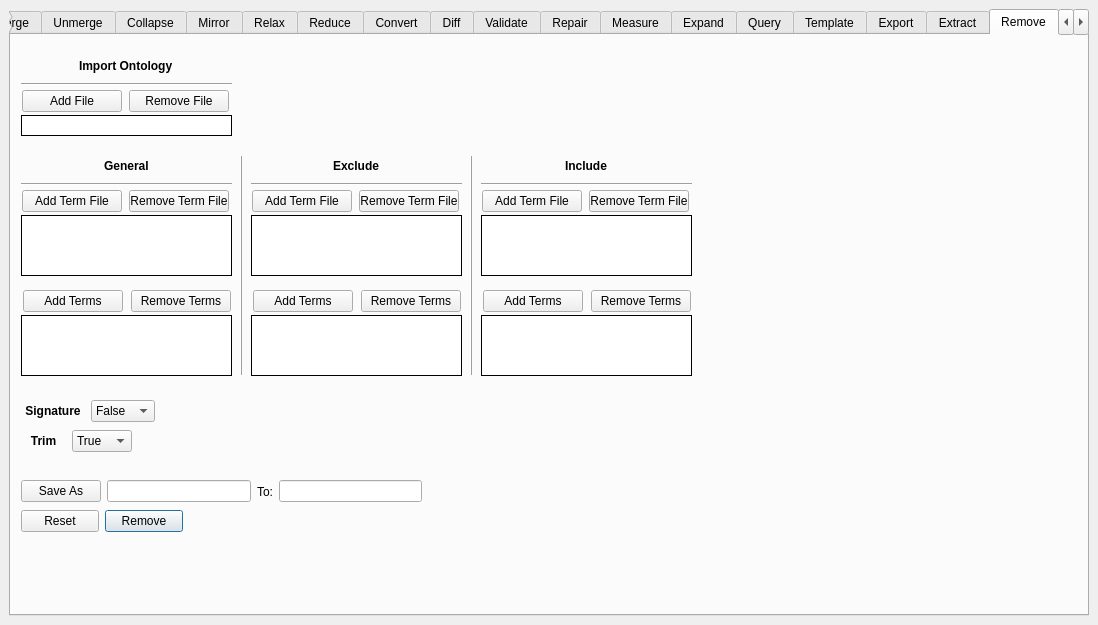
Qt form src/GOBOT/mainwindow.ui (LukeLiu56809/GOBOT) before a commit.
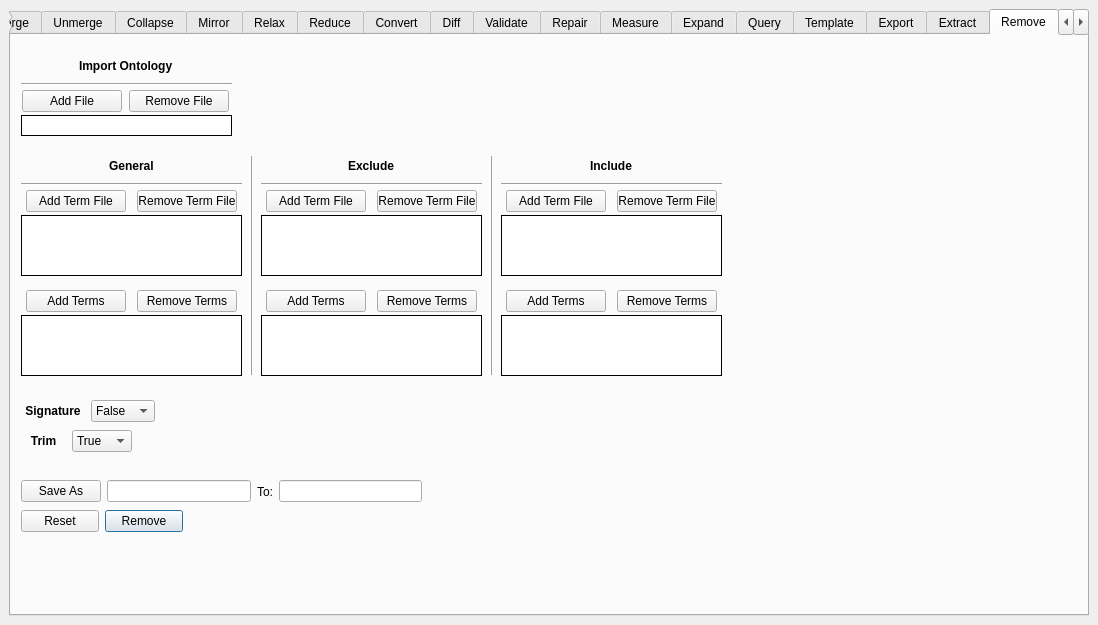
The same form after that commit. The open tabs and pages were chosen to show the change.

Patch:
```diff
--- a/src/GOBOT/mainwindow.ui
+++ b/src/GOBOT/mainwindow.ui
@@ -8055,7 +8055,7 @@
          <rect>
           <x>10</x>
           <y>180</y>
-          <width>211</width>
+          <width>221</width>
           <height>61</height>
          </rect>
         </property>
@@ -8164,7 +8164,7 @@
          <rect>
           <x>10</x>
           <y>250</y>
-          <width>212</width>
+          <width>221</width>
           <height>32</height>
          </rect>
         </property>
@@ -8241,7 +8241,7 @@
          <rect>
           <x>10</x>
           <y>280</y>
-          <width>211</width>
+          <width>221</width>
           <height>61</height>
          </rect>
         </property>
@@ -8255,9 +8255,9 @@
        <widget class="QListWidget" name="removeExcludeFileName">
         <property name="geometry">
          <rect>
-          <x>240</x>
+          <x>250</x>
           <y>180</y>
-          <width>211</width>
+          <width>221</width>
           <height>61</height>
          </rect>
         </property>
@@ -8271,9 +8271,9 @@
        <widget class="QListWidget" name="removeExcludeTermName">
         <property name="geometry">
          <rect>
-          <x>240</x>
+          <x>250</x>
           <y>280</y>
-          <width>211</width>
+          <width>221</width>
           <height>61</height>
          </rect>
         </property>
@@ -8287,9 +8287,9 @@
        <widget class="QWidget" name="layoutWidget_286">
         <property name="geometry">
          <rect>
-          <x>240</x>
+          <x>250</x>
           <y>250</y>
-          <width>212</width>
+          <width>221</width>
           <height>32</height>
          </rect>
         </property>
@@ -8364,7 +8364,7 @@
        <widget class="Line" name="line_3">
         <property name="geometry">
          <rect>
-          <x>220</x>
+          <x>230</x>
           <y>120</y>
           <width>20</width>
           <height>221</height>
@@ -8380,9 +8380,9 @@
        <widget class="QWidget" name="layoutWidget_289">
         <property name="geometry">
          <rect>
-          <x>470</x>
+          <x>490</x>
           <y>250</y>
-          <width>212</width>
+          <width>221</width>
           <height>32</height>
          </rect>
         </property>
@@ -8457,9 +8457,9 @@
        <widget class="QListWidget" name="removeIncludeTermName">
         <property name="geometry">
          <rect>
-          <x>470</x>
+          <x>490</x>
           <y>280</y>
-          <width>211</width>
+          <width>221</width>
           <height>61</height>
          </rect>
         </property>
@@ -8473,7 +8473,7 @@
        <widget class="Line" name="line_5">
         <property name="geometry">
          <rect>
-          <x>450</x>
+          <x>470</x>
           <y>120</y>
           <width>20</width>
           <height>221</height>
@@ -8489,9 +8489,9 @@
        <widget class="QListWidget" name="removeIncludeFileName">
         <property name="geometry">
          <rect>
-          <x>470</x>
+          <x>490</x>
           <y>180</y>
-          <width>211</width>
+          <width>221</width>
           <height>61</height>
          </rect>
         </property>
@@ -8746,7 +8746,7 @@
          <rect>
           <x>10</x>
           <y>150</y>
-          <width>211</width>
+          <width>221</width>
           <height>32</height>
          </rect>
         </property>
@@ -8821,9 +8821,9 @@
        <widget class="QWidget" name="layoutWidget">
         <property name="geometry">
          <rect>
-          <x>240</x>
+          <x>250</x>
           <y>150</y>
-          <width>211</width>
+          <width>221</width>
           <height>32</height>
          </rect>
         </property>
@@ -8898,9 +8898,9 @@
        <widget class="QWidget" name="layoutWidget">
         <property name="geometry">
          <rect>
-          <x>470</x>
+          <x>490</x>
           <y>150</y>
-          <width>211</width>
+          <width>221</width>
           <height>32</height>
          </rect>
         </property>
@@ -9010,7 +9010,7 @@
          <rect>
           <x>10</x>
           <y>120</y>
-          <width>211</width>
+          <width>221</width>
           <height>31</height>
          </rect>
         </property>
@@ -9041,9 +9041,9 @@
        <widget class="QWidget" name="">
         <property name="geometry">
          <rect>
-          <x>240</x>
+          <x>250</x>
           <y>120</y>
-          <width>211</width>
+          <width>221</width>
           <height>31</height>
          </rect>
         </property>
@@ -9074,9 +9074,9 @@
        <widget class="QWidget" name="">
         <property name="geometry">
          <rect>
-          <x>470</x>
+          <x>490</x>
           <y>120</y>
-          <width>211</width>
+          <width>221</width>
           <height>31</height>
          </rect>
         </property>
```
Left out of the diff: 112 changed lines with no effect on the pictures.
